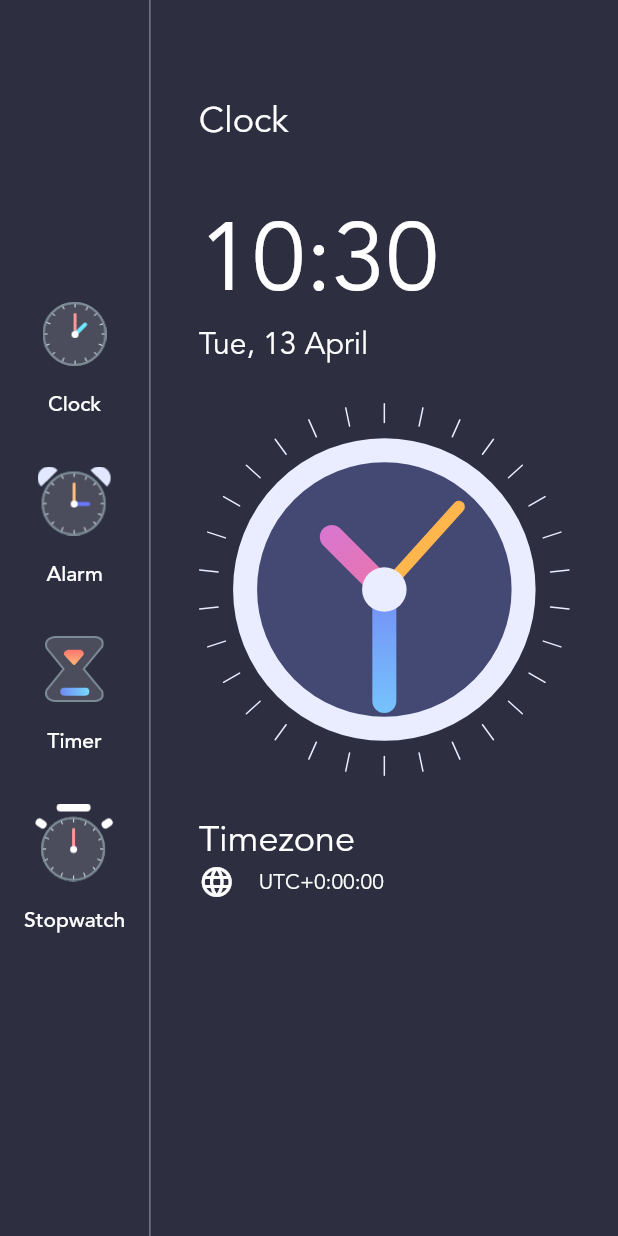
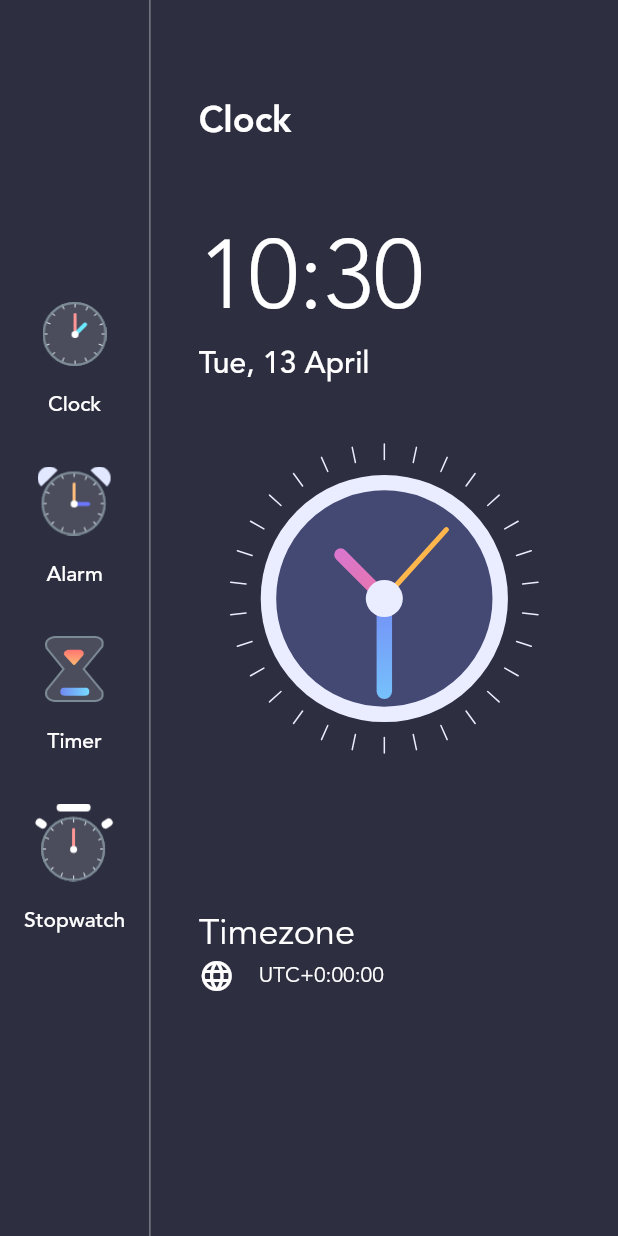
Before and after one commit to bgeles/flutter_animated_clock, a Flutter app: the screen it shows after launch, on a phone screen of 412 x 824 dp. Run offline on Flutter 3.47's test engine with Material 2 defaults, Android fonts, the light colour scheme and no system bars.

Commit message:
finishing cap 2

```diff
--- a/flutter_animated_clock/lib/homepage.dart
+++ b/flutter_animated_clock/lib/homepage.dart
@@ -50,20 +50,28 @@ class _HomePageState extends State<HomePage> {
               child: Column(
                 crossAxisAlignment: CrossAxisAlignment.start,
                 children: [
-                  Text(
+                  Flexible(
+                    flex: 1,
+                    fit: FlexFit.tight,
+                    child: Text(
                       'Clock',
                       style: TextStyle(
                           fontFamily: 'avenir',
+                          fontWeight: FontWeight.w700,
                           color: Colors.white,
                           fontSize: 24),
                     ),
-                  SizedBox(
-                    height: 32,
                   ),
+                  Flexible(
+                    flex: 2,
+                    child: Column(
+                      crossAxisAlignment: CrossAxisAlignment.start,
+                      children: [
                         Text(
                           formattedTime,
                           style: TextStyle(
                             fontFamily: 'avenir',
+                            fontWeight: FontWeight.w300,
                             color: Colors.white,
                             fontSize: 64,
                           ),
@@ -72,10 +80,29 @@ class _HomePageState extends State<HomePage> {
                           formattedDate,
                           style: TextStyle(
                               fontFamily: 'avenir',
+                              fontWeight: FontWeight.w500,
                               color: Colors.white,
                               fontSize: 20),
                         ),
-                  ClockView(),
+                      ],
+                    ),
+                  ),
+                  Flexible(
+                    flex: 4,
+                    fit: FlexFit.tight,
+                    child: Align(
+                      alignment: Alignment.bottomLeft,
+                      child: ClockView(
+                        size: MediaQuery.of(context).size.height / 4,
+                      ),
+                    ),
+                  ),
+                  Flexible(
+                    flex: 2,
+                    fit: FlexFit.tight,
+                    child: Column(
+                      crossAxisAlignment: CrossAxisAlignment.start,
+                      children: [
                         Text(
                           'Timezone',
                           style: TextStyle(
@@ -102,6 +129,9 @@ class _HomePageState extends State<HomePage> {
                             ),
                           ],
                         )
+                      ],
+                    ),
+                  ),
                 ],
               ),
             ),
```
Also changed, not shown: flutter_animated_clock/lib/clock_view.dart (+9 -11 lines). Lines whose indentation alone changed are shown as unchanged.
